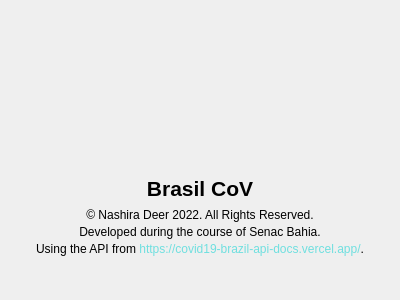
This is src/aboutwindow.ui in nashiradeer/brasil-cov as Qt 5 draws it before an edit. The edited form follows.
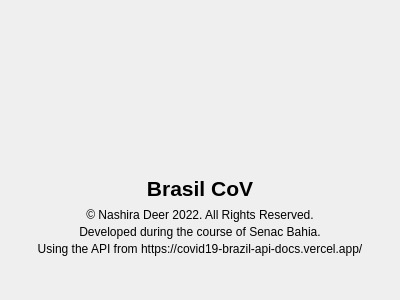
This is the edited form. Icons and pictures are not drawn.

The edit to the form file:
```diff
--- a/src/aboutwindow.ui
+++ b/src/aboutwindow.ui
@@ -198,10 +198,10 @@
       <item>
        <widget class="QLabel" name="label_5">
         <property name="text">
-         <string>&lt;html&gt;&lt;head/&gt;&lt;body&gt;&lt;p&gt;Using the API from &lt;a href=&quot;https://covid19-brazil-api-docs.vercel.app/&quot; style=&quot;color: #6fdfdf; text-decoration: none;&quot;&gt;https://covid19-brazil-api-docs.vercel.app/&lt;/a&gt;.&lt;/p&gt;&lt;/body&gt;&lt;/html&gt;</string>
+         <string>Using the API from https://covid19-brazil-api-docs.vercel.app/</string>
         </property>
         <property name="textFormat">
-         <enum>Qt::RichText</enum>
+         <enum>Qt::PlainText</enum>
         </property>
         <property name="alignment">
          <set>Qt::AlignCenter</set>
```
